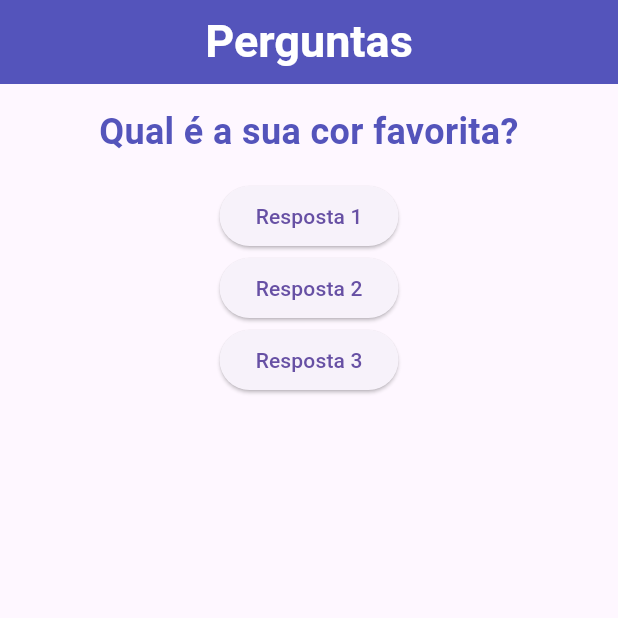
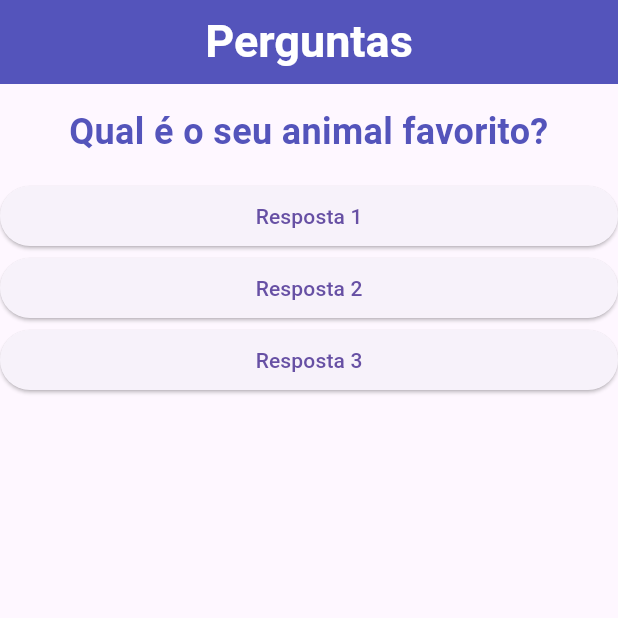
Before and after one commit to wanessasantos360/flutter-quiz-app, a Flutter app: the screen it shows after launch, after a tap on "Resposta 1", on a phone screen of 412 x 824 dp, the top half of it. Run offline on Flutter 3.47's test engine with Material 3 defaults, Android fonts, the phone set to English and light mode, and no system bars.

Commit message:
Using Map type in Questions

```diff
--- a/lib/main.dart
+++ b/lib/main.dart
@@ -8,14 +8,12 @@ class _PerguntaAppState extends State<PerguntaApp> {
 
   var _perguntaSelecionada = 0;
 
-  void responder(){
+  void _responder(){
 
     setState(() {
     if (_perguntaSelecionada < 6) {
       _perguntaSelecionada++;
-      //print("Pergunta: $perguntaSelecionada");
     } else {
-      //print("Fim das perguntas!");
       _perguntaSelecionada = 0;
       }
     });
@@ -26,14 +24,32 @@ class _PerguntaAppState extends State<PerguntaApp> {
   @override
   Widget build(BuildContext context) {
 
-    final List<String> perguntas = [
-      "Qual é a sua cor favorita?",
-      "Qual é o seu animal favorito?",
-      "Qual é o seu esporte favorito?",
-      "Qual é o seu filme favorito?",
-      "Qual é a sua comida favorita?",
-      "Qual é o seu livro favorito?",
-      "Qual é a sua música favorita?",
+    final List<Map<String, Object>> perguntas = [
+      {
+        'texto': 'Qual é a sua cor favorita?',
+        'respostas' : ['Preto', 'Azul', 'Cinza' , 'Rosa'],
+      },
+
+      {
+        'texto': 'Qual é o seu animal favorito?',
+        'respostas' : ['Cachorro', 'Gato', 'Calopsita' , 'Galinha'],
+      },
+      {
+        'texto': 'Qual é o seu esporte favorito?',
+        'respostas' : ['Futebol', 'Vôlei', 'Basquete' , 'Natação'],
+      },
+      {
+        'texto': 'Qual é o seu filme favorito?',
+        'respostas' : ['Interstelar', 'Marley e eu', 'Ainda estou aqui' , 'Impossível'],
+      },
+      {
+        'texto': 'Qual é a sua comida favorita?',
+        'respostas' : ['Estrogonofe', 'Pão de queijo','Beirute' , 'Pizza'],
+      },
+      {
+        'texto': 'Qual é o seu livro favorito?',
+        'respostas' : ['Um café com Sêneca', 'O despertar da senhorita Prim', 'Feliz ano velho' , 'Mochileiro das Galáxias'],
+      }
     ];
 
 
@@ -47,17 +63,17 @@ class _PerguntaAppState extends State<PerguntaApp> {
               fontFamily: 'Sans-serif'
             )
           ),
-          backgroundColor: const Color.fromARGB(255, 84, 84, 187),
+          backgroundColor: const Color(0xFF5454BB),
           centerTitle: true,
 
         ),
         body: Column(
-          children: [
-            Questao(perguntas[_perguntaSelecionada]),
+          children: <Widget>[
+            Questao(perguntas[_perguntaSelecionada]['texto'].toString()),
 
-            Resposta("Resposta 1"),
-            Resposta("Resposta 2"),
-            Resposta("Resposta 3"),
+            Resposta("Resposta 1", _responder),
+            Resposta("Resposta 2", _responder),
+            Resposta("Resposta 3", _responder),
 
         ]),
       )
--- a/lib/resposta.dart
+++ b/lib/resposta.dart
@@ -1,20 +1,22 @@
 import 'package:flutter/material.dart';
+import 'package:teste_app/questao.dart';
 
 class Resposta extends StatelessWidget {
   final String texto;
+  final void Function() quandoSelecionado;
 
-  const Resposta (this.texto , {super.key});
+
+
+  const Resposta (this.texto , this.quandoSelecionado, {super.key});
 
   @override
   Widget build(BuildContext context) {
-    return ElevatedButton(
-      style: ButtonStyle(
-        // backgroundColor: WidgetStateProperty.all<Color>(
-        //   const Color(0xFF4d6bfe),
-        // ),
+    return Container(
+      width: double.infinity,
+      child: ElevatedButton(
+        onPressed: quandoSelecionado,
+        child: Text(texto),
       ),
-      child: Text(texto),
-      onPressed: () {},
     );
   }
 }
```
